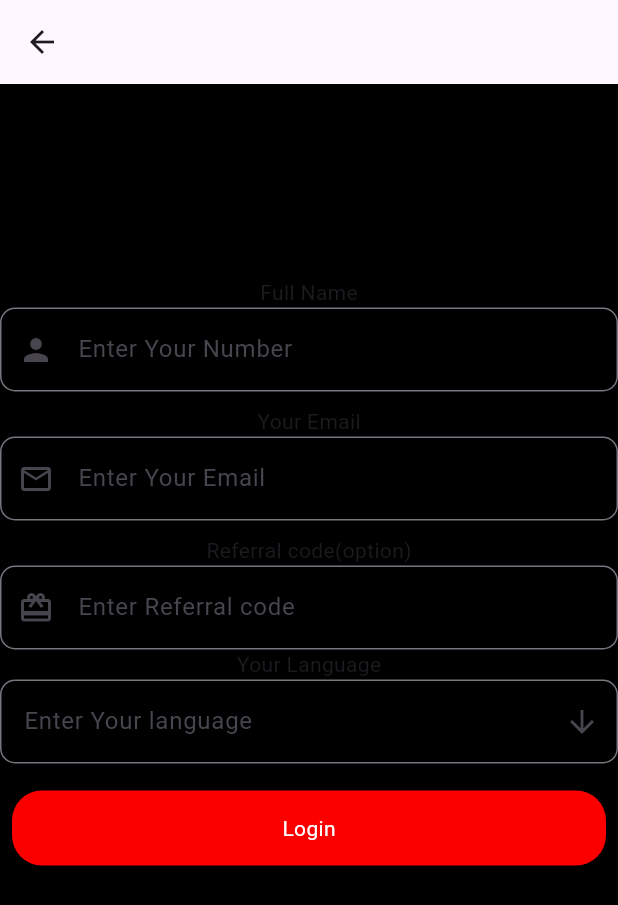
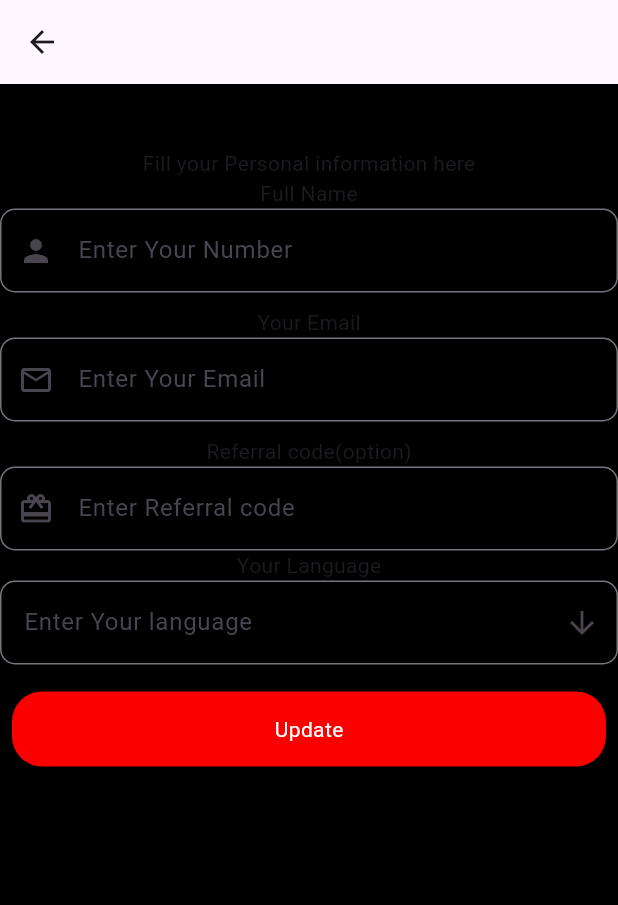
Before and after one commit to Anshumyit/OTTIN, a Flutter app: the OTTScreen screen opened directly, after a tap on "Complate", on a phone screen of 412 x 824 dp. Shown: the top 905 px of the screen. Run offline on Flutter 3.47's test engine with Material 3 defaults, Android fonts, the phone set to English and light mode, and no system bars; our stand-ins replace hexcolor.

Commit message:
first commit

```diff
--- a/lib/view/complete_profile.dart
+++ b/lib/view/complete_profile.dart
@@ -20,7 +20,7 @@ class _CompleteProfileState extends State<CompleteProfile> {
       body: Column(
         children: [
           Text('Complate your Profile',style: TextStyle(color: Colors.black,fontSize: 30)),
-          Text('Fill your Personal information here',style: TextStyle(color: Colors.black,fontSize: 30)),
+          Text('Fill your Personal information here'),
 
           Text("Full Name"),
           TextField(
@@ -79,7 +79,7 @@ class _CompleteProfileState extends State<CompleteProfile> {
                   borderRadius: BorderRadius.circular(20),
                 ),
                 child: Center(
-                  child: Text("Login", style: TextStyle(color: Colors.white)),
+                  child: Text("Update", style: TextStyle(color: Colors.white)),
                 ),
               ),
             ),
--- a/lib/view/otp.dart
+++ b/lib/view/otp.dart
@@ -58,13 +58,12 @@ class _OTTScreenState extends State<OTTScreen> {
                   color: HexColor('#FC0000'),
                   borderRadius: BorderRadius.circular(20),
                 ),
-                child: Center(
-                  child: Row(
-                    children: [
-                      Text("Complate", style: TextStyle(color: Colors.white)),
-                      Icon(Icons.check)
-                    ],
-                  ),
+                child: Row(
+                  mainAxisAlignment: MainAxisAlignment.center,
+                  children: [
+                    Text("Complate", style: TextStyle(color: Colors.white)),
+                    Icon(Icons.check)
+                  ],
                 ),
               ),
             ),
```
Also changed, not shown: 1 other file.
